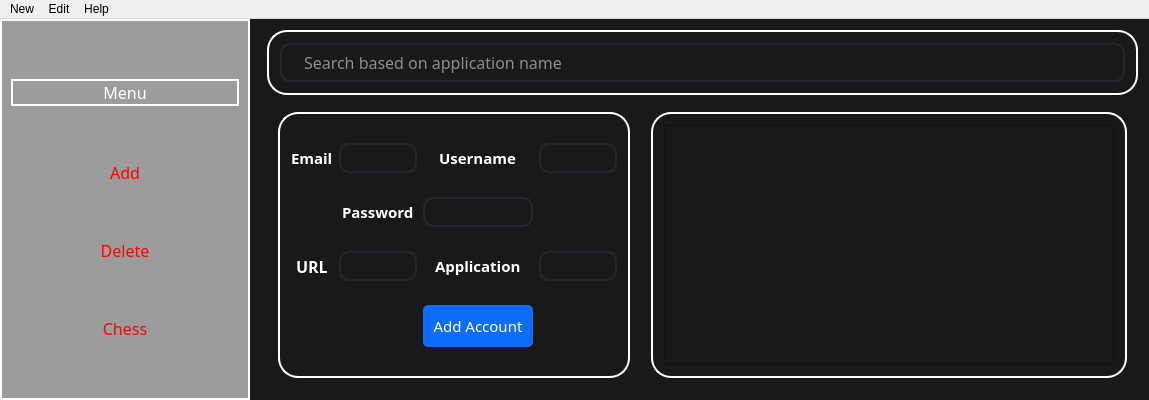
This is PWManager/mainpasswordmenu.ui in laramirezmancill0207/Game-Password-Manager as Qt 5 draws it before an edit. The edited form follows.
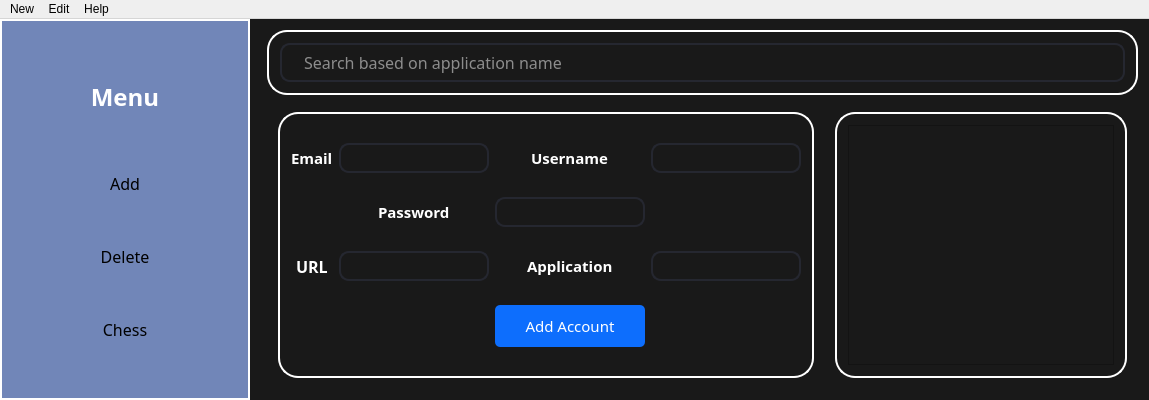
This is the edited form.

Patch:
```diff
--- a/PWManager/mainpasswordmenu.ui
+++ b/PWManager/mainpasswordmenu.ui
@@ -72,10 +72,6 @@
 	background-color: #000000;
 }
 
-QGridLayout::item
-{
-	border: 2px solid rgb(255, 255, 255);
-}
 </string>
   </property>
   <widget class="QWidget" name="centralWidget">
@@ -118,20 +114,34 @@
       <property name="styleSheet">
        <string notr="true">QWidget
 {
-	background-color: rgb(156, 156, 156);
+	background-color: rgb(113, 134, 184);
+}
+
+.QWidget
+{
 	border: 2px solid rgb(255, 255, 255);
 }
 
+
 QPushButton
 {
 	border: none;
-	color: rgb(255, 0, 4);
+	color: black;
 }</string>
       </property>
       <layout class="QVBoxLayout" name="verticalLayout">
        <property name="sizeConstraint">
         <enum>QLayout::SetDefaultConstraint</enum>
        </property>
+       <property name="leftMargin">
+        <number>2</number>
+       </property>
+       <property name="topMargin">
+        <number>9</number>
+       </property>
+       <property name="rightMargin">
+        <number>2</number>
+       </property>
        <item>
         <widget class="QLabel" name="label_7">
          <property name="sizePolicy">
@@ -140,10 +150,17 @@
            <verstretch>0</verstretch>
           </sizepolicy>
          </property>
+         <property name="minimumSize">
+          <size>
+           <width>0</width>
+           <height>50</height>
+          </size>
+         </property>
          <property name="font">
           <font>
            <family>Lucida Sans Unicode</family>
-           <pointsize>12</pointsize>
+           <pointsize>18</pointsize>
+           <bold>true</bold>
           </font>
          </property>
          <property name="text">
@@ -168,6 +185,12 @@
          <property name="text">
           <string>Add</string>
          </property>
+         <property name="iconSize">
+          <size>
+           <width>32</width>
+           <height>32</height>
+          </size>
+         </property>
         </widget>
        </item>
        <item>
@@ -184,10 +207,22 @@
          <property name="text">
           <string>Delete</string>
          </property>
+         <property name="iconSize">
+          <size>
+           <width>32</width>
+           <height>32</height>
+          </size>
+         </property>
         </widget>
        </item>
        <item>
         <widget class="QPushButton" name="chessMenu">
+         <property name="sizePolicy">
+          <sizepolicy hsizetype="Minimum" vsizetype="Fixed">
+           <horstretch>0</horstretch>
+           <verstretch>0</verstretch>
+          </sizepolicy>
+         </property>
          <property name="font">
           <font>
            <family>Lucida Sans Unicode</family>
@@ -200,6 +235,12 @@
          <property name="text">
           <string>Chess</string>
          </property>
+         <property name="iconSize">
+          <size>
+           <width>32</width>
+           <height>32</height>
+          </size>
+         </property>
         </widget>
        </item>
       </layout>
@@ -438,17 +479,23 @@
               <item>
                <widget class="QTableView" name="tableView">
                 <property name="sizePolicy">
-                 <sizepolicy hsizetype="MinimumExpanding" vsizetype="Expanding">
+                 <sizepolicy hsizetype="Expanding" vsizetype="Expanding">
                   <horstretch>0</horstretch>
                   <verstretch>0</verstretch>
                  </sizepolicy>
                 </property>
                 <property name="minimumSize">
                  <size>
-                  <width>450</width>
+                  <width>0</width>
                   <height>0</height>
                  </size>
                 </property>
+                <property name="font">
+                 <font>
+                  <family>Lucida Sans Unicode</family>
+                  <pointsize>9</pointsize>
+                 </font>
+                </property>
                 <property name="styleSheet">
                  <string notr="true"/>
                 </property>
@@ -458,9 +505,15 @@
                 <property name="selectionMode">
                  <enum>QAbstractItemView::ExtendedSelection</enum>
                 </property>
+                <property name="textElideMode">
+                 <enum>Qt::ElideNone</enum>
+                </property>
                 <property name="wordWrap">
                  <bool>true</bool>
                 </property>
+                <attribute name="horizontalHeaderMinimumSectionSize">
+                 <number>20</number>
+                </attribute>
                 <attribute name="horizontalHeaderDefaultSectionSize">
                  <number>150</number>
                 </attribute>
```
